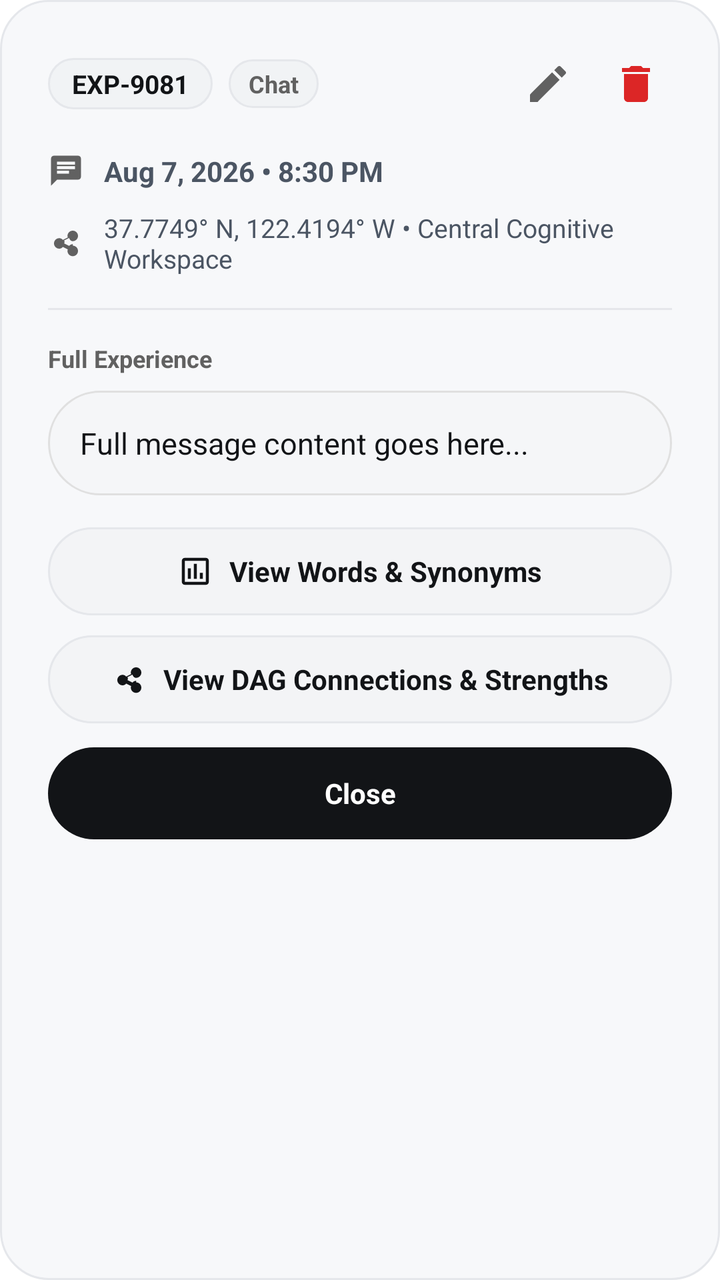
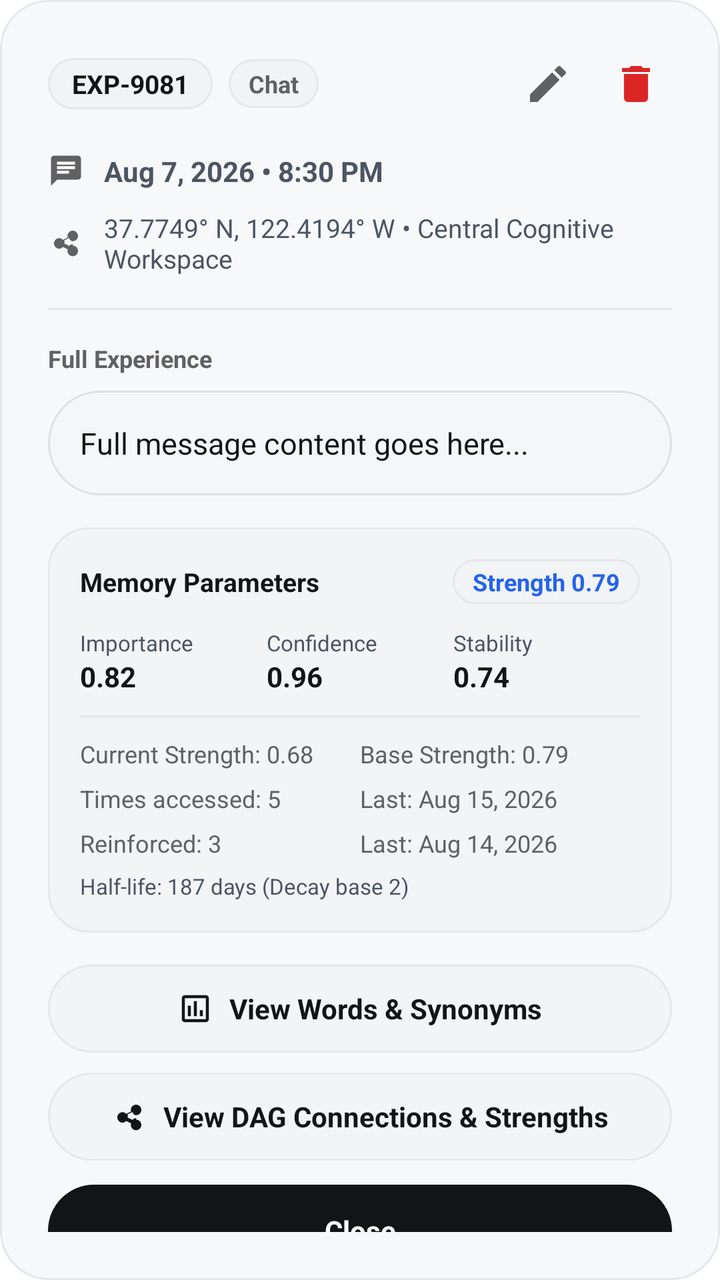

An Android layout rendered at two revisions. The XML below is the earlier revision; the diff shows what the commit changed to produce the second picture.
<!-- AndroidManifest.xml: application theme Theme.AppTempeLate -->
<!-- res/layout/dialog_memory_detail.xml -->
<?xml version="1.0" encoding="utf-8"?>
<LinearLayout xmlns:android="http://schemas.android.com/apk/res/android"
    xmlns:app="http://schemas.android.com/apk/res-auto"
    android:layout_width="match_parent"
    android:layout_height="wrap_content"
    android:background="@drawable/bg_dialog_rounded"
    android:orientation="vertical"
    android:padding="24dp">

    
    <RelativeLayout
        android:layout_width="match_parent"
        android:layout_height="wrap_content">

        
        <LinearLayout
            android:layout_width="wrap_content"
            android:layout_height="wrap_content"
            android:layout_alignParentStart="true"
            android:layout_centerVertical="true"
            android:gravity="center_vertical"
            android:orientation="horizontal">

            <TextView
                android:id="@+id/tvDetailExpId"
                android:layout_width="wrap_content"
                android:layout_height="wrap_content"
                android:background="@drawable/bg_profile_avatar_rounded"
                android:paddingHorizontal="12dp"
                android:paddingVertical="4dp"
                android:text="EXP-9081"
                android:textColor="@color/text_primary"
                android:textSize="13sp"
                android:textStyle="bold" />

            <TextView
                android:id="@+id/tvDetailTag"
                android:layout_width="wrap_content"
                android:layout_height="wrap_content"
                android:layout_marginStart="8dp"
                android:background="@drawable/bg_tag_rounded"
                android:paddingHorizontal="10dp"
                android:paddingVertical="4dp"
                android:text="Chat"
                android:textColor="@color/text_secondary"
                android:textSize="12sp"
                android:textStyle="bold" />

        </LinearLayout>

        
        <LinearLayout
            android:layout_width="wrap_content"
            android:layout_height="wrap_content"
            android:layout_alignParentEnd="true"
            android:layout_centerVertical="true"
            android:gravity="center_vertical"
            android:orientation="horizontal">

            
            <ImageButton
                android:id="@+id/ibDetailEdit"
                android:layout_width="36dp"
                android:layout_height="36dp"
                android:background="?attr/selectableItemBackgroundBorderless"
                android:contentDescription="Edit Experience"
                android:padding="7dp"
                android:src="@drawable/ic_edit"
                app:tint="@color/text_secondary" />

            
            <ImageButton
                android:id="@+id/ibDetailDelete"
                android:layout_width="36dp"
                android:layout_height="36dp"
                android:layout_marginStart="8dp"
                android:background="?attr/selectableItemBackgroundBorderless"
                android:contentDescription="Delete Experience"
                android:padding="7dp"
                android:src="@drawable/ic_trash"
                app:tint="#DC2626" />

        </LinearLayout>

    </RelativeLayout>

    
    <LinearLayout
        android:layout_width="match_parent"
        android:layout_height="wrap_content"
        android:layout_marginTop="16dp"
        android:gravity="center_vertical"
        android:orientation="horizontal">

        <ImageView
            android:layout_width="18dp"
            android:layout_height="18dp"
            android:src="@drawable/ic_chat_history"
            app:tint="@color/text_secondary"
            android:contentDescription="Time Icon" />

        <TextView
            android:id="@+id/tvDetailTimestamp"
            android:layout_width="wrap_content"
            android:layout_height="wrap_content"
            android:layout_marginStart="10dp"
            android:text="Aug 7, 2026 • 8:30 PM"
            android:textColor="@color/text_tertiary"
            android:textSize="14sp"
            android:textStyle="bold" />

    </LinearLayout>

    
    <LinearLayout
        android:layout_width="match_parent"
        android:layout_height="wrap_content"
        android:layout_marginTop="10dp"
        android:gravity="center_vertical"
        android:orientation="horizontal">

        <ImageView
            android:layout_width="18dp"
            android:layout_height="18dp"
            android:src="@drawable/ic_connections"
            app:tint="@color/text_secondary"
            android:contentDescription="Location Icon" />

        <TextView
            android:id="@+id/tvDetailLocation"
            android:layout_width="wrap_content"
            android:layout_height="wrap_content"
            android:layout_marginStart="10dp"
            android:text="37.7749° N, 122.4194° W • Central Cognitive Workspace"
            android:textColor="@color/text_tertiary"
            android:textSize="13sp" />

    </LinearLayout>

    <View
        android:layout_width="match_parent"
        android:layout_height="1dp"
        android:layout_marginVertical="16dp"
        android:background="@color/app_card_border" />

    
    <TextView
        android:layout_width="wrap_content"
        android:layout_height="wrap_content"
        android:text="Full Experience"
        android:textColor="@color/text_secondary"
        android:textSize="12sp"
        android:textStyle="bold" />

    
    <ScrollView
        android:layout_width="match_parent"
        android:layout_height="wrap_content"
        android:layout_marginTop="8dp"
        android:maxHeight="200dp">

        <TextView
            android:id="@+id/tvDetailFullMessage"
            android:layout_width="match_parent"
            android:layout_height="wrap_content"
            android:background="@drawable/bg_floating_chat_box"
            android:lineSpacingExtra="4dp"
            android:padding="16dp"
            android:text="Full message content goes here..."
            android:textColor="@color/text_primary"
            android:textSize="15sp" />

    </ScrollView>

    
    <androidx.recyclerview.widget.RecyclerView
        android:id="@+id/rvDetailAttachments"
        android:layout_width="match_parent"
        android:layout_height="wrap_content"
        android:layout_marginTop="12dp"
        android:orientation="horizontal"
        android:visibility="gone"
        app:layoutManager="androidx.recyclerview.widget.LinearLayoutManager" />

    
    <LinearLayout
        android:id="@+id/btnDetailWordsSynonyms"
        android:layout_width="match_parent"
        android:layout_height="44dp"
        android:layout_marginTop="16dp"
        android:background="@drawable/bg_button_cancel_pill"
        android:clickable="true"
        android:focusable="true"
        android:gravity="center"
        android:orientation="horizontal">

        <ImageView
            android:layout_width="18dp"
            android:layout_height="18dp"
            android:src="@drawable/ic_insights"
            app:tint="@color/text_primary"
            android:contentDescription="Words Icon" />

        <TextView
            android:layout_width="wrap_content"
            android:layout_height="wrap_content"
            android:layout_marginStart="8dp"
            android:text="View Words &amp; Synonyms"
            android:textColor="@color/text_primary"
            android:textSize="14sp"
            android:textStyle="bold" />

    </LinearLayout>

    
    <LinearLayout
        android:id="@+id/btnDetailDagConnections"
        android:layout_width="match_parent"
        android:layout_height="44dp"
        android:layout_marginTop="10dp"
        android:background="@drawable/bg_button_cancel_pill"
        android:clickable="true"
        android:focusable="true"
        android:gravity="center"
        android:orientation="horizontal">

        <ImageView
            android:layout_width="18dp"
            android:layout_height="18dp"
            android:src="@drawable/ic_connections"
            app:tint="@color/text_primary"
            android:contentDescription="Connections Icon" />

        <TextView
            android:layout_width="wrap_content"
            android:layout_height="wrap_content"
            android:layout_marginStart="8dp"
            android:text="View DAG Connections &amp; Strengths"
            android:textColor="@color/text_primary"
            android:textSize="14sp"
            android:textStyle="bold" />

    </LinearLayout>

    
    <TextView
        android:id="@+id/btnDetailClose"
        android:layout_width="match_parent"
        android:layout_height="46dp"
        android:layout_marginTop="12dp"
        android:background="@drawable/bg_button_save_pill"
        android:clickable="true"
        android:focusable="true"
        android:gravity="center"
        android:text="Close"
        android:textColor="@color/app_window_background"
        android:textSize="14sp"
        android:textStyle="bold" />

</LinearLayout>
<!-- resources referenced by this layout -->
<resources>
  <color name="app_card_border">#E5E7EB</color>
  <color name="app_window_background">#FFFFFF</color>
  <color name="text_primary">#121417</color>
  <color name="text_secondary">#616161</color>
  <color name="text_tertiary">#4B5563</color>
  <!-- drawable bg_button_save_pill (drawable) -->
  <?xml version="1.0" encoding="utf-8"?>
  <ripple xmlns:android="http://schemas.android.com/apk/res/android"
      android:color="@color/app_icon_button_background">
      <item>
          <shape android:shape="rectangle">
              <solid android:color="@color/text_primary" />
              <corners android:radius="24dp" />
          </shape>
      </item>
  </ripple>
  <!-- drawable bg_dialog_rounded (drawable) -->
  <?xml version="1.0" encoding="utf-8"?>
  <shape xmlns:android="http://schemas.android.com/apk/res/android"
      android:shape="rectangle">
      <solid android:color="@color/app_surface_background" />
      <corners android:radius="24dp" />
      <stroke
          android:width="1dp"
          android:color="@color/app_card_border" />
  </shape>
  <!-- drawable bg_floating_chat_box (drawable) -->
  <?xml version="1.0" encoding="utf-8"?>
  <shape xmlns:android="http://schemas.android.com/apk/res/android"
      android:shape="rectangle">
      <solid android:color="@color/chat_box_bg" />
      <corners android:radius="28dp" />
      <stroke
          android:width="1dp"
          android:color="@color/chat_box_border" />
  </shape>
  <!-- drawable bg_profile_avatar_rounded (drawable) -->
  <?xml version="1.0" encoding="utf-8"?>
  <shape xmlns:android="http://schemas.android.com/apk/res/android"
      android:shape="rectangle">
      <solid android:color="@color/app_icon_button_background" />
      <corners android:radius="16dp" />
      <stroke
          android:width="1dp"
          android:color="@color/app_card_border" />
  </shape>
  <!-- drawable bg_tag_rounded (drawable) -->
  <?xml version="1.0" encoding="utf-8"?>
  <shape xmlns:android="http://schemas.android.com/apk/res/android"
      android:shape="rectangle">
      <solid android:color="@color/app_icon_button_background" />
      <corners android:radius="12dp" />
      <stroke
          android:width="1dp"
          android:color="@color/app_card_border" />
  </shape>
  <!-- drawable ic_chat_history (drawable) -->
  <vector xmlns:android="http://schemas.android.com/apk/res/android"
      android:width="24dp"
      android:height="24dp"
      android:viewportWidth="24"
      android:viewportHeight="24">
    <path
        android:fillColor="#424242"
        android:pathData="M20,2H4c-1.1,0 -1.99,0.9 -1.99,2L2,22l4,-4h14c1.1,0 2,-0.9 2,-2V4c0,-1.1 -0.9,-2 -2,-2zM6,9h12v2H6V9zm8,5H6v-2h8v2zm4,-6H6V6h12v2z"/>
  </vector>
  <!-- drawable ic_trash (drawable) -->
  <vector xmlns:android="http://schemas.android.com/apk/res/android"
      android:width="24dp"
      android:height="24dp"
      android:viewportWidth="24"
      android:viewportHeight="24">
    <path
        android:fillColor="#121417"
        android:pathData="M6,19c0,1.1 0.9,2 2,2h8c1.1,0 2,-0.9 2,-2V7H6v12zM19,4h-3.5l-1,-1h-5l-1,1H5v2h14V4z"/>
  </vector>
  <color name="app_card_background">#F3F4F6</color>
  <color name="app_icon_button_background">#F1F3F5</color>
  <color name="app_surface_background">#F7F8FA</color>
  <color name="chat_box_bg">#F5F6F8</color>
  <color name="chat_box_border">#E0E0E0</color>
  <!-- unchanged entries left out for length: 5 -->
</resources>

<!-- the commit's change to res/layout/dialog_memory_detail.xml (unified diff, before → after) -->
@@ -184,6 +184,220 @@
 
     
     <LinearLayout
+        android:layout_width="match_parent"
+        android:layout_height="wrap_content"
+        android:layout_marginTop="16dp"
+        android:background="@drawable/bg_metallic_card"
+        android:orientation="vertical"
+        android:padding="16dp">
+
+        <LinearLayout
+            android:layout_width="match_parent"
+            android:layout_height="wrap_content"
+            android:gravity="center_vertical"
+            android:orientation="horizontal">
+
+            <TextView
+                android:layout_width="0dp"
+                android:layout_height="wrap_content"
+                android:layout_weight="1"
+                android:text="Memory Parameters"
+                android:textColor="@color/text_primary"
+                android:textSize="13sp"
+                android:textStyle="bold" />
+
+            <TextView
+                android:id="@+id/tvDetailStrengthBadge"
+                android:layout_width="wrap_content"
+                android:layout_height="wrap_content"
+                android:background="@drawable/bg_profile_avatar_rounded"
+                android:paddingHorizontal="10dp"
+                android:paddingVertical="3dp"
+                android:text="Strength 0.79"
+                android:textColor="#2563EB"
+                android:textSize="12sp"
+                android:textStyle="bold" />
+
+        </LinearLayout>
+
+        
+        <LinearLayout
+            android:layout_width="match_parent"
+            android:layout_height="wrap_content"
+            android:layout_marginTop="12dp"
+            android:orientation="horizontal">
+
+            <LinearLayout
+                android:layout_width="0dp"
+                android:layout_height="wrap_content"
+                android:layout_weight="1"
+                android:orientation="vertical">
+
+                <TextView
+                    android:layout_width="wrap_content"
+                    android:layout_height="wrap_content"
+                    android:text="Importance"
+                    android:textColor="@color/text_tertiary"
+                    android:textSize="11sp" />
+
+                <TextView
+                    android:id="@+id/tvDetailImportance"
+                    android:layout_width="wrap_content"
+                    android:layout_height="wrap_content"
+                    android:text="0.82"
+                    android:textColor="@color/text_primary"
+                    android:textSize="14sp"
+                    android:textStyle="bold" />
+            </LinearLayout>
+
+            <LinearLayout
+                android:layout_width="0dp"
+                android:layout_height="wrap_content"
+                android:layout_weight="1"
+                android:orientation="vertical">
+
+                <TextView
+                    android:layout_width="wrap_content"
+                    android:layout_height="wrap_content"
+                    android:text="Confidence"
+                    android:textColor="@color/text_tertiary"
+                    android:textSize="11sp" />
+
+                <TextView
+                    android:id="@+id/tvDetailConfidence"
+                    android:layout_width="wrap_content"
+                    android:layout_height="wrap_content"
+                    android:text="0.96"
+                    android:textColor="@color/text_primary"
+                    android:textSize="14sp"
+                    android:textStyle="bold" />
+            </LinearLayout>
+
+            <LinearLayout
+                android:layout_width="0dp"
+                android:layout_height="wrap_content"
+                android:layout_weight="1"
+                android:orientation="vertical">
+
+                <TextView
+                    android:layout_width="wrap_content"
+                    android:layout_height="wrap_content"
+                    android:text="Stability"
+                    android:textColor="@color/text_tertiary"
+                    android:textSize="11sp" />
+
+                <TextView
+                    android:id="@+id/tvDetailStability"
+                    android:layout_width="wrap_content"
+                    android:layout_height="wrap_content"
+                    android:text="0.74"
+                    android:textColor="@color/text_primary"
+                    android:textSize="14sp"
+                    android:textStyle="bold" />
+            </LinearLayout>
+
+        </LinearLayout>
+
+        <View
+            android:layout_width="match_parent"
+            android:layout_height="1dp"
+            android:layout_marginVertical="10dp"
+            android:background="@color/app_card_border" />
+
+        
+        <LinearLayout
+            android:layout_width="match_parent"
+            android:layout_height="wrap_content"
+            android:orientation="horizontal">
+
+            <TextView
+                android:id="@+id/tvDetailCurrentStrength"
+                android:layout_width="0dp"
+                android:layout_height="wrap_content"
+                android:layout_weight="1"
+                android:text="Current Strength: 0.68"
+                android:textColor="@color/text_secondary"
+                android:textSize="12sp" />
+
+            <TextView
+                android:id="@+id/tvDetailBaseStrength"
+                android:layout_width="0dp"
+                android:layout_height="wrap_content"
+                android:layout_weight="1"
+                android:text="Base Strength: 0.79"
+                android:textColor="@color/text_secondary"
+                android:textSize="12sp" />
+
+        </LinearLayout>
+
+        
+        <LinearLayout
+            android:layout_width="match_parent"
+            android:layout_height="wrap_content"
+            android:layout_marginTop="6dp"
+            android:orientation="horizontal">
+
+            <TextView
+                android:id="@+id/tvDetailAccessCount"
+                android:layout_width="0dp"
+                android:layout_height="wrap_content"
+                android:layout_weight="1"
+                android:text="Times accessed: 5"
+                android:textColor="@color/text_secondary"
+                android:textSize="12sp" />
+
+            <TextView
+                android:id="@+id/tvDetailLastAccessed"
+                android:layout_width="0dp"
+                android:layout_height="wrap_content"
+                android:layout_weight="1"
+                android:text="Last: Aug 15, 2026"
+                android:textColor="@color/text_secondary"
+                android:textSize="12sp" />
+
+        </LinearLayout>
+
+        
+        <LinearLayout
+            android:layout_width="match_parent"
+            android:layout_height="wrap_content"
+            android:layout_marginTop="6dp"
+            android:orientation="horizontal">
+
+            <TextView
+                android:id="@+id/tvDetailReinforceCount"
+                android:layout_width="0dp"
+                android:layout_height="wrap_content"
+                android:layout_weight="1"
+                android:text="Reinforced: 3"
+                android:textColor="@color/text_secondary"
+                android:textSize="12sp" />
+
+            <TextView
+                android:id="@+id/tvDetailLastReinforced"
+                android:layout_width="0dp"
+                android:layout_height="wrap_content"
+                android:layout_weight="1"
+                android:text="Last: Aug 14, 2026"
+                android:textColor="@color/text_secondary"
+                android:textSize="12sp" />
+
+        </LinearLayout>
+
+        
+        <TextView
+            android:id="@+id/tvDetailHalfLife"
+            android:layout_width="match_parent"
+            android:layout_height="wrap_content"
+            android:layout_marginTop="6dp"
+            android:text="Half-life: 187 days (Decay base 2)"
+            android:textColor="@color/text_tertiary"
+            android:textSize="11sp" />
+
+    </LinearLayout>
+
+    
+    <LinearLayout
         android:id="@+id/btnDetailWordsSynonyms"
         android:layout_width="match_parent"
         android:layout_height="44dp"
<!-- resource entries referenced after the edit -->
@@ -35,6 +35,16 @@
       <stroke
           android:width="1dp"
           android:color="@color/chat_box_border" />
+  </shape>
+  <!-- drawable bg_metallic_card (drawable) -->
+  <?xml version="1.0" encoding="utf-8"?>
+  <shape xmlns:android="http://schemas.android.com/apk/res/android"
+      android:shape="rectangle">
+      <solid android:color="@color/app_card_background" />
+      <corners android:radius="20dp" />
+      <stroke
+          android:width="1dp"
+          android:color="@color/app_card_border" />
   </shape>
   <!-- drawable bg_profile_avatar_rounded (drawable) -->
   <?xml version="1.0" encoding="utf-8"?>
